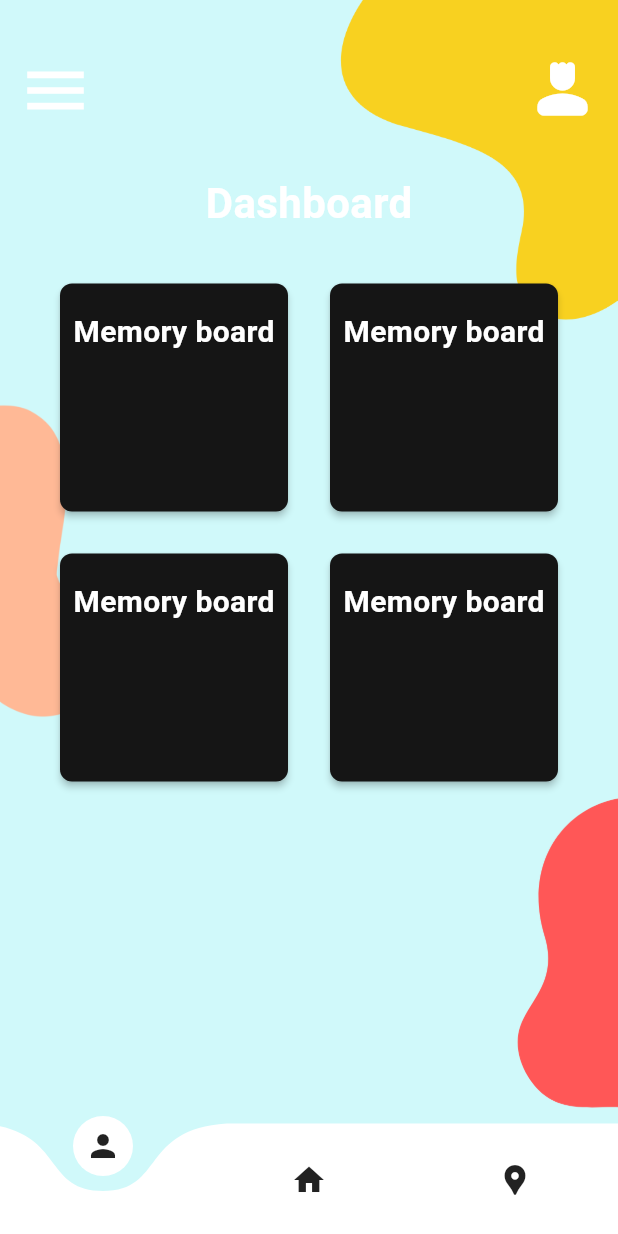
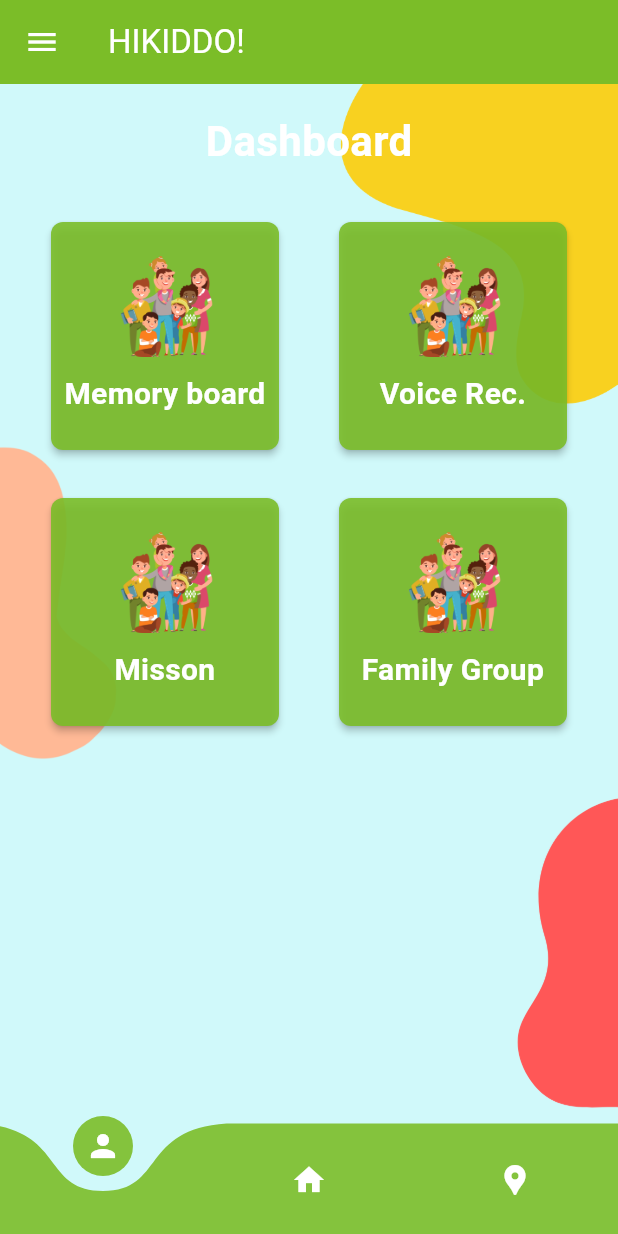
Before and after one commit to Wallysonadsilva/Hikiddo, a Flutter app: the LoginScreen screen opened directly, after a tap on "LOGIN", on a phone screen of 412 x 824 dp. Run offline on Flutter 3.47's test engine with Material 3 defaults, Android fonts, the light colour scheme and no system bars; drawn by our look-alikes of curved_navigation_bar.

Commit message:
dashboard
create new components and new layout for the dashboard page(home page)

```diff
--- a/hikiddo/lib/components/bottom_navigation.dart
+++ b/hikiddo/lib/components/bottom_navigation.dart
@@ -12,11 +12,12 @@ class BottomNavigationBarComp extends StatelessWidget {
   Widget build(BuildContext context) {
     return CurvedNavigationBar(
       backgroundColor: const Color.fromRGBO(208, 249, 250, 1.0),
+      color: const Color.fromRGBO(123, 189, 40, 0.9),
       animationDuration: const Duration(milliseconds: 400),
       items: const [
-        Icon(Icons.person),
-        Icon(Icons.home),
-        Icon(Icons.location_pin),
+        Icon(Icons.person, color: Colors.white),
+        Icon(Icons.home, color: Colors.white),
+        Icon(Icons.location_pin, color:  Colors.white),
       ],
     );
   }
--- /dev/null
+++ b/hikiddo/lib/components/dashboard_center_squares.dart
@@ -0,0 +1,47 @@
+import 'package:flutter/material.dart';
+
+class DashboardSquare extends StatelessWidget {
+  final String cardText;
+  final String imagePath;
+  const DashboardSquare({
+    super.key,
+    required this.cardText,
+    required this.imagePath,
+  });
+
+  @override
+  Widget build(BuildContext context) {
+    return Padding(
+      padding: const EdgeInsets.all(12.0),
+      child: SizedBox(
+        width: 160.0, // Consider adjusting the width based on your layout needs
+        height: 160.0,
+        child: Card(
+          color: const Color.fromRGBO(123, 189, 40, 0.9),
+          elevation: 2.0,
+          shape: RoundedRectangleBorder(borderRadius: BorderRadius.circular(8.0)),
+          child: Center(
+            child: Padding(
+              padding: const EdgeInsets.all(8.0),
+              child: Column(
+                mainAxisAlignment: MainAxisAlignment.center,
+                children: [
+                  Image.asset(imagePath, width: 90.0),
+                  const SizedBox(height: 10.0),
+                  Text(
+                    cardText,
+                    style: const TextStyle(
+                        color: Colors.white,
+                        fontWeight: FontWeight.bold,
+                        fontSize: 20.0),
+                    textAlign: TextAlign.center,
+                  ),
+                ],
+              ),
+            ),
+          ),
+        ),
+      ),
+    );
+  }
+}
--- a/hikiddo/lib/components/rounded_button.dart
+++ b/hikiddo/lib/components/rounded_button.dart
@@ -1,5 +1,4 @@
 import 'package:flutter/material.dart';
-import 'package:hikiddo/constants.dart';
 
 class RoundButton extends StatelessWidget {
   final String text;
--- a/hikiddo/lib/components/rounded_input_field.dart
+++ b/hikiddo/lib/components/rounded_input_field.dart
@@ -22,7 +22,7 @@ class RoundedInputField extends StatelessWidget {
         decoration: InputDecoration(
           icon: Icon(
             icon,
-           color:  iconColor,
+            color: iconColor,
           ),
           hintText: hintText,
           border: InputBorder.none,
--- a/hikiddo/lib/screens/homepage/components/body.dart
+++ b/hikiddo/lib/screens/homepage/components/body.dart
@@ -1,96 +1,57 @@
 import 'package:flutter/material.dart';
-import 'package:hikiddo/components/rounded_button.dart';
-import 'package:hikiddo/components/rounded_input_field.dart';
 import 'package:hikiddo/screens/homepage/components/background.dart';
-
+import 'package:hikiddo/components/dashboard_center_squares.dart';
 
 class Body extends StatelessWidget {
   const Body({super.key});
 
   @override
   Widget build(BuildContext context) {
-    Size size = MediaQuery.of(context).size;
+    //Size size = MediaQuery.of(context).size;
     return Background(
       child: Column(
-        mainAxisAlignment: MainAxisAlignment.center,
+        crossAxisAlignment: CrossAxisAlignment.center,
         children: <Widget>[
-          Align(
-            alignment: Alignment.topCenter,
-            child: Container(
-              width: 330,
-              height: 65,
-              decoration: BoxDecoration(
-                color: const Color.fromRGBO(132, 189, 40, 1.0),
-                borderRadius: BorderRadius.circular(15.0), // Adjust the value as needed
-                ),
-                child: Row(
-                  mainAxisAlignment: MainAxisAlignment.start,
-                  children: [
-                    const SizedBox(width: 10.0),
-                    const Icon(
-                      Icons.menu,
-                      color: Colors.white,
-                      size: 40,
-                    ), // Adjust the icon color
-                    const SizedBox(width: 10.0), // Add some space between the icon and text
-                    Column(
-                      crossAxisAlignment: CrossAxisAlignment.start, // Align text to the left
-                      mainAxisAlignment: MainAxisAlignment.center,
-                      children: const [
-                        Text(
-                          "John Alves",
-                          style: TextStyle(
-                            color: Colors.white,
-                            fontWeight: FontWeight.bold
-                          ), // Adjust the text color
-                        ),
-                        Text(
-                          "Family - The Alves Family",
-                          style: TextStyle(
-                            color: Colors.white
-                          ), // Adjust the text color
-                        ),
-                      ],
-                    )
-                  ],
-                ),
-              ),
-            ),
-          SizedBox(height: size.height * 0.05),
-          Align(alignment: Alignment.centerLeft,
-            child: RoundButton(
-              text: "Memory Board",
-              press: () {},
-              textcolor: Colors.black,
+        const Padding(
+          padding: EdgeInsets.all(18.0),
+          child: Text(
+            "Dashboard",
+            style: TextStyle(
               color: Colors.white,
+              fontSize: 28.0,
+              fontWeight: FontWeight.bold),
+              textAlign: TextAlign.start,
             ),
           ),
-          Align(alignment: Alignment.centerRight,
-            child: RoundButton(
-              text: "Challenges",
-              press: () {},
-              textcolor: Colors.black,
-              color: Colors.white,
-            ),
+          Wrap(
+            spacing: 8.0, // Space between the DashboardSquares
+            alignment: WrapAlignment.center, // Center the squares within the Wrap
+            children: const <Widget>[
+              DashboardSquare(
+                cardText: "Memory board",
+                imagePath: "assets/images/joinFamily_bottom.png",
+              ),
+              DashboardSquare(
+                cardText: "Voice Rec.",
+                imagePath: "assets/images/joinFamily_bottom.png",
+              ),
+            ],
           ),
-          Align(alignment: Alignment.centerLeft,
-            child: RoundButton(
-              text: "Record a voice memo",
-              press: () {},
-              textcolor: Colors.black,
-              color: Colors.white,
-            ),
+          Wrap(
+            spacing: 8.0, // Space between the DashboardSquares
+            alignment: WrapAlignment.center, // Center the squares within the Wrap
+            children: const <Widget>[
+              DashboardSquare(
+                cardText: "Misson",
+                imagePath: "assets/images/joinFamily_bottom.png",
+              ),
+              DashboardSquare(
+                cardText: "Family Group",
+                imagePath: "assets/images/joinFamily_bottom.png",
+              ),
+            ],
           ),
-          Align(alignment: Alignment.centerRight,
-            child: RoundButton(
-              text: "Family settings",
-              press: () {},
-              textcolor: Colors.black,
-              color: Colors.white,
-            ),
-          ),
-          SizedBox(height: size.height * 0.2),
-        ],
+        ]
       ),
     );
   }
--- a/hikiddo/lib/screens/homepage/homepage_screen.dart
+++ b/hikiddo/lib/screens/homepage/homepage_screen.dart
@@ -7,9 +7,22 @@ class HomePageScreen extends StatelessWidget {
 
   @override
   Widget build(BuildContext context) {
-    return  const Scaffold(
-      body: Body(),
-      bottomNavigationBar: BottomNavigationBarComp(),
+    return  Scaffold(
+      body: const Body(),
+      appBar: AppBar(
+        backgroundColor: const Color.fromRGBO(123, 189, 40, 1.0),
+        iconTheme: const IconThemeData(
+          color: Colors.white
+        ),
+        title: const Text('HIKIDDO!', style: TextStyle(
+          color: Colors.white
+          )
+        ),
+      ),
+      drawer: const Drawer(
+        backgroundColor:  Colors.white,
+      ),
+      bottomNavigationBar: const BottomNavigationBarComp(),
     );
   }
 }
--- a/hikiddo/lib/screens/homepage_test/components/body.dart
+++ /dev/null
@@ -1,159 +0,0 @@
-import 'package:flutter/material.dart';
-import 'package:hikiddo/components/rounded_button.dart';
-import 'package:hikiddo/screens/homepage/components/background.dart';
-
-class Body extends StatelessWidget {
-  const Body({super.key});
-
-  @override
-  Widget build(BuildContext context) {
-    Size size = MediaQuery.of(context).size;
-    return Background(
-      child: Column(
-          crossAxisAlignment: CrossAxisAlignment.center,
-          children: <Widget>[
-            const SizedBox(height: 23.0),
-            const Padding(
-              padding: EdgeInsets.all(12.0),
-              child: Row(
-                mainAxisAlignment: MainAxisAlignment.spaceBetween,
-                children: [
-                  Icon(Icons.menu, color: Colors.white, size: 50.0),
-                  Icon(Icons.person_4_rounded, color: Colors.white, size: 50.0),
-                ],
-              ),
-            ),
-            const Padding(
-              padding: EdgeInsets.all(18.0),
-              child: Text(
-                "Dashboard",
-                style: TextStyle(
-                    color: Colors.white,
-                    fontSize: 28.0,
-                    fontWeight: FontWeight.bold),
-                textAlign: TextAlign.start,
-              ),
-            ),
-            Padding(
-              padding: const EdgeInsets.all(12.0),
-              child: Center(
-                child: Wrap(
-                  spacing: 20.0,
-                  runSpacing: 20.0,
-                  children: [
-                    SizedBox(
-                      width: 160.0,
-                      height: 160.0,
-                      child: Card(
-                        color: Color.fromARGB(255, 21, 21, 21),
-                        elevation: 2.0,
-                        shape: RoundedRectangleBorder(
-                            borderRadius: BorderRadius.circular(8.0)),
-                        child: const Center(
-                          child: Padding(
-                            padding: EdgeInsets.all(8.0),
-                            child: Column(
-                              children: [
-                                //Image.asset(""),
-                                SizedBox(height: 10.0),
-                                Text("Memory board",
-                                    style: TextStyle(
-                                        color: Colors.white,
-                                        fontWeight: FontWeight.bold,
-                                        fontSize: 20.0)),
-                                SizedBox(height: 5.0),
-                              ],
-                            ),
-                          ),
-                        ),
-                      ),
-                    ),
-                    SizedBox(
-                      width: 160.0,
-                      height: 160.0,
-                      child: Card(
-                        color: Color.fromARGB(255, 21, 21, 21),
-                        elevation: 2.0,
-                        shape: RoundedRectangleBorder(
-                            borderRadius: BorderRadius.circular(8.0)),
-                        child: const Center(
-                          child: Padding(
-                            padding: EdgeInsets.all(8.0),
-                            child: Column(
-                              children: [
-                                //Image.asset(""),
-                                SizedBox(height: 10.0),
-                                Text("Memory board",
-                                    style: TextStyle(
-                                        color: Colors.white,
-                                        fontWeight: FontWeight.bold,
-                                        fontSize: 20.0)),
-                                SizedBox(height: 5.0),
-                              ],
-                            ),
-                          ),
-                        ),
-                      ),
-                    ),
-                    SizedBox(
-                      width: 160.0,
-                      height: 160.0,
-                      child: Card(
-                        color: Color.fromARGB(255, 21, 21, 21),
-                        elevation: 2.0,
-                        shape: RoundedRectangleBorder(
-                            borderRadius: BorderRadius.circular(8.0)),
-                        child: const Center(
-                          child: Padding(
-                            padding: EdgeInsets.all(8.0),
-                            child: Column(
-                              children: [
-                                //Image.asset(""),
-                                SizedBox(height: 10.0),
-                                Text("Memory board",
-                                    style: TextStyle(
-                                        color: Colors.white,
-                                        fontWeight: FontWeight.bold,
-                                        fontSize: 20.0)),
-                                SizedBox(height: 5.0),
-                              ],
-                            ),
-                          ),
-                        ),
-                      ),
-                    ),
-                    SizedBox(
-                      width: 160.0,
-                      height: 160.0,
-                      child: Card(
-                        color: Color.fromARGB(255, 21, 21, 21),
-                        elevation: 2.0,
-                        shape: RoundedRectangleBorder(
-                            borderRadius: BorderRadius.circular(8.0)),
-                        child: const Center(
-                          child: Padding(
-                            padding: EdgeInsets.all(8.0),
-                            child: Column(
-                              children: [
-                                //Image.asset(""),
-                                SizedBox(height: 10.0),
-                                Text("Memory board",
-                                    style: TextStyle(
-                                        color: Colors.white,
-                                        fontWeight: FontWeight.bold,
-                                        fontSize: 20.0)),
-                                SizedBox(height: 5.0),
-                              ],
-                            ),
-                          ),
-                        ),
-                      ),
-                    ),
-                  ],
-                ),
-              ),
-            )
-          ]),
-    );
-  }
-}
--- a/hikiddo/lib/screens/homepage_test/homepage_screen2.dart
+++ /dev/null
@@ -1,15 +0,0 @@
-import 'package:flutter/material.dart';
-import 'package:hikiddo/screens/homepage_test/components/body.dart';
-import 'package:hikiddo/components/bottom_navigation.dart';
-
-class HomePageScreen2 extends StatelessWidget {
-  const HomePageScreen2({super.key});
-
-  @override
-  Widget build(BuildContext context) {
-    return const Scaffold(
-      body: Body(),
-      bottomNavigationBar: BottomNavigationBarComp(),
-    );
-  }
-}
--- a/hikiddo/lib/screens/login/components/body.dart
+++ b/hikiddo/lib/screens/login/components/body.dart
@@ -1,8 +1,7 @@
 import 'package:flutter/material.dart';
-import 'package:flutter_svg/flutter_svg.dart';
 import 'package:hikiddo/components/rounded_button.dart';
 import 'package:hikiddo/screens/Signup/signup_screen.dart';
-import 'package:hikiddo/screens/homepage_test/homepage_screen2.dart';
+import 'package:hikiddo/screens/homepage/homepage_screen.dart';
 import 'package:hikiddo/screens/login/components/background.dart';
 import '../../../components/already_have_an_account_check.dart';
 import '../../../components/rounded_input_field.dart';
@@ -52,7 +51,7 @@ class Body extends StatelessWidget {
               Navigator.push(
                 context,
                 MaterialPageRoute(builder: (context) {
-                  return const HomePageScreen2();
+                  return const HomePageScreen();
                 }),
               );
             },
--- a/hikiddo/lib/screens/login/login_screen.dart
+++ b/hikiddo/lib/screens/login/login_screen.dart
@@ -6,7 +6,7 @@ class LoginScreen extends StatelessWidget {
 
   @override
   Widget build(BuildContext context) {
-    return Scaffold(
+    return const Scaffold(
       body: Body(),
     );
   }
--- a/hikiddo/lib/screens/welcome/components/body.dart
+++ b/hikiddo/lib/screens/welcome/components/body.dart
@@ -3,7 +3,6 @@ import 'package:hikiddo/components/rounded_button.dart';
 import 'package:hikiddo/screens/Signup/signup_screen.dart';
 import 'package:hikiddo/screens/login/login_screen.dart';
 import 'package:hikiddo/screens/welcome/components/background.dart';
-import 'package:flutter_svg/flutter_svg.dart';
 
 class Body extends StatelessWidget {
   const Body({super.key});
```
Also changed, not shown: hikiddo/lib/screens/homepage_test/components/background.dart (deleted, +0 -48 lines), 2 other files. Lines whose indentation alone changed are shown as unchanged.
